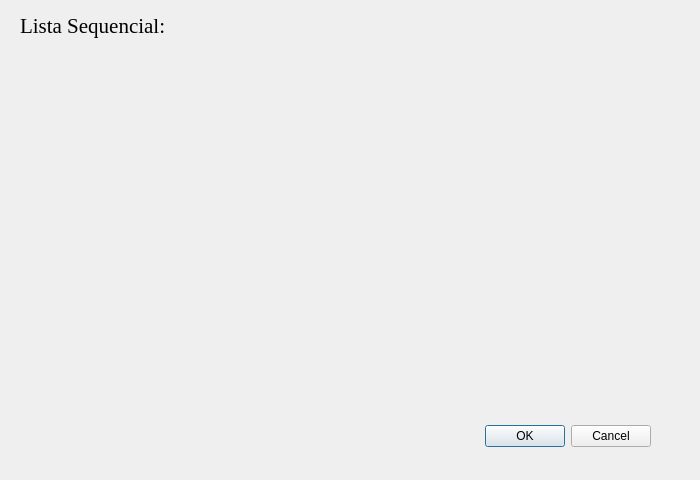
The window that forms/listaseq.ui (Marrquito/ProjetoFinalED) describes before a commit, drawn with Qt 5.
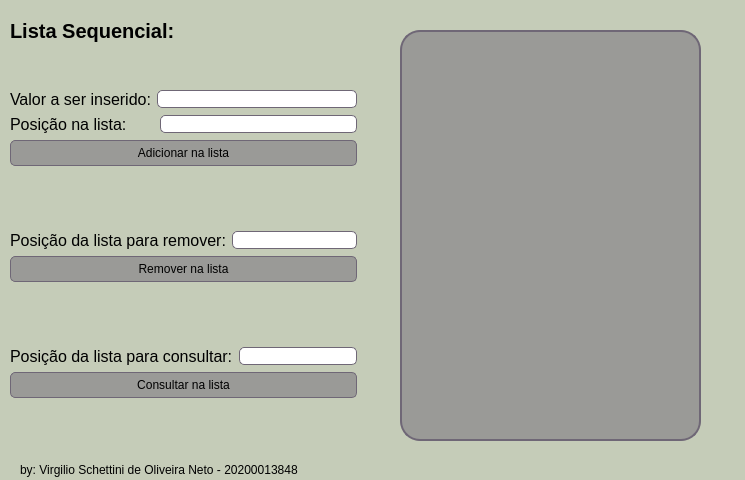
The same window after the commit.

Commit message: lista sequencial implementada

What changed in the file:
```diff
--- a/forms/listaseq.ui
+++ b/forms/listaseq.ui
@@ -6,48 +6,366 @@
    <rect>
     <x>0</x>
     <y>0</y>
-    <width>700</width>
+    <width>745</width>
     <height>480</height>
    </rect>
   </property>
+  <property name="font">
+   <font>
+    <family>MS Sans Serif</family>
+   </font>
+  </property>
+  <property name="mouseTracking">
+   <bool>false</bool>
+  </property>
   <property name="windowTitle">
    <string>Dialog</string>
   </property>
-  <widget class="QDialogButtonBox" name="buttonBox">
+  <property name="styleSheet">
+   <string notr="true">background: #c5ccb8;
+color: #10121c;</string>
+  </property>
+  <widget class="QLabel" name="label_lista">
    <property name="geometry">
     <rect>
-     <x>310</x>
-     <y>420</y>
-     <width>341</width>
-     <height>32</height>
+     <x>400</x>
+     <y>30</y>
+     <width>301</width>
+     <height>411</height>
     </rect>
    </property>
-   <property name="orientation">
-    <enum>Qt::Horizontal</enum>
+   <property name="font">
+    <font>
+     <family>Terminal</family>
+     <pointsize>14</pointsize>
+     <bold>true</bold>
+    </font>
    </property>
-   <property name="standardButtons">
-    <set>QDialogButtonBox::Cancel|QDialogButtonBox::Ok</set>
+   <property name="autoFillBackground">
+    <bool>false</bool>
+   </property>
+   <property name="styleSheet">
+    <string notr="true">background: #9a9a97;
+border:  2px solid #6f6776;
+border-radius: 20px;
+color: #10121c;</string>
+   </property>
+   <property name="text">
+    <string/>
+   </property>
+   <property name="alignment">
+    <set>Qt::AlignCenter</set>
+   </property>
+   <property name="wordWrap">
+    <bool>false</bool>
    </property>
   </widget>
   <widget class="QLabel" name="label">
    <property name="geometry">
     <rect>
-     <x>20</x>
+     <x>10</x>
      <y>10</y>
-     <width>201</width>
-     <height>31</height>
+     <width>261</width>
+     <height>41</height>
     </rect>
    </property>
    <property name="font">
     <font>
-     <family>Times New Roman</family>
-     <pointsize>16</pointsize>
+     <family>MS Sans Serif</family>
+     <pointsize>15</pointsize>
+     <bold>true</bold>
     </font>
    </property>
+   <property name="styleSheet">
+    <string notr="true">color:#000000;</string>
+   </property>
    <property name="text">
     <string>Lista Sequencial:</string>
    </property>
   </widget>
+  <widget class="QLabel" name="label_11">
+   <property name="geometry">
+    <rect>
+     <x>20</x>
+     <y>460</y>
+     <width>461</width>
+     <height>20</height>
+    </rect>
+   </property>
+   <property name="font">
+    <font>
+     <family>MS Sans Serif</family>
+     <pointsize>9</pointsize>
+     <italic>false</italic>
+     <bold>false</bold>
+    </font>
+   </property>
+   <property name="styleSheet">
+    <string notr="true">color: #000000;</string>
+   </property>
+   <property name="text">
+    <string>by: Virgilio Schettini de Oliveira Neto - 20200013848</string>
+   </property>
+  </widget>
+  <widget class="QWidget" name="">
+   <property name="geometry">
+    <rect>
+     <x>10</x>
+     <y>90</y>
+     <width>347</width>
+     <height>308</height>
+    </rect>
+   </property>
+   <layout class="QVBoxLayout" name="verticalLayout_8">
+    <item>
+     <layout class="QVBoxLayout" name="verticalLayout_4">
+      <item>
+       <layout class="QHBoxLayout" name="horizontalLayout_4">
+        <item>
+         <widget class="QLabel" name="label_5">
+          <property name="font">
+           <font>
+            <family>MS Sans Serif</family>
+            <pointsize>12</pointsize>
+            <italic>false</italic>
+            <bold>false</bold>
+           </font>
+          </property>
+          <property name="styleSheet">
+           <string notr="true">color: #000000;</string>
+          </property>
+          <property name="text">
+           <string>Valor a ser inserido:</string>
+          </property>
+         </widget>
+        </item>
+        <item>
+         <widget class="QLineEdit" name="txt_add_valor">
+          <property name="styleSheet">
+           <string notr="true">border: 1px solid #6f6776;
+border-radius: 5px;
+padding: 0 8px;
+outline: none;
+color: #525252;
+background: #ffffff;
+</string>
+          </property>
+         </widget>
+        </item>
+       </layout>
+      </item>
+      <item>
+       <layout class="QHBoxLayout" name="horizontalLayout_5">
+        <item>
+         <widget class="QLabel" name="label_7">
+          <property name="font">
+           <font>
+            <family>MS Sans Serif</family>
+            <pointsize>12</pointsize>
+            <italic>false</italic>
+            <bold>false</bold>
+           </font>
+          </property>
+          <property name="styleSheet">
+           <string notr="true">color: #000000;</string>
+          </property>
+          <property name="text">
+           <string>Posição na lista:      </string>
+          </property>
+         </widget>
+        </item>
+        <item>
+         <widget class="QLineEdit" name="txt_add_pos">
+          <property name="styleSheet">
+           <string notr="true">border: 1px solid #6f6776;
+border-radius: 5px;
+padding: 0 8px;
+outline: none;
+color: #525252;
+background: #ffffff;
+</string>
+          </property>
+         </widget>
+        </item>
+       </layout>
+      </item>
+      <item>
+       <widget class="QPushButton" name="btn_add_lista">
+        <property name="font">
+         <font>
+          <family>MS Sans Serif</family>
+         </font>
+        </property>
+        <property name="cursor">
+         <cursorShape>PointingHandCursor</cursorShape>
+        </property>
+        <property name="styleSheet">
+         <string notr="true">border: 1px solid #6f6776;
+border-radius: 5px;
+padding: 5px;
+outline: none;
+color: #000000;
+background: #9a9a97;</string>
+        </property>
+        <property name="text">
+         <string>Adicionar na lista</string>
+        </property>
+       </widget>
+      </item>
+     </layout>
+    </item>
+    <item>
+     <spacer name="verticalSpacer">
+      <property name="orientation">
+       <enum>Qt::Vertical</enum>
+      </property>
+      <property name="sizeHint" stdset="0">
+       <size>
+        <width>20</width>
+        <height>40</height>
+       </size>
+      </property>
+     </spacer>
+    </item>
+    <item>
+     <layout class="QVBoxLayout" name="verticalLayout_5">
+      <item>
+       <layout class="QHBoxLayout" name="horizontalLayout_6">
+        <item>
+         <widget class="QLabel" name="label_6">
+          <property name="font">
+           <font>
+            <family>MS Sans Serif</family>
+            <pointsize>12</pointsize>
+            <italic>false</italic>
+            <bold>false</bold>
+           </font>
+          </property>
+          <property name="styleSheet">
+           <string notr="true">color: #000000;</string>
+          </property>
+          <property name="text">
+           <string>Posição da lista para remover:</string>
+          </property>
+         </widget>
+        </item>
+        <item>
+         <widget class="QLineEdit" name="txt_rem_pos">
+          <property name="styleSheet">
+           <string notr="true">border: 1px solid #6f6776;
+border-radius: 5px;
+padding: 0 8px;
+outline: none;
+color: #525252;
+background: #ffffff;
+</string>
+          </property>
+         </widget>
+        </item>
+       </layout>
+      </item>
+      <item>
+       <widget class="QPushButton" name="btn_rem_lista">
+        <property name="font">
+         <font>
+          <family>MS Sans Serif</family>
+         </font>
+        </property>
+        <property name="cursor">
+         <cursorShape>PointingHandCursor</cursorShape>
+        </property>
+        <property name="styleSheet">
+         <string notr="true">border: 1px solid #6f6776;
+border-radius: 5px;
+padding: 5px;
+outline: none;
+color: #000000;
+background: #9a9a97;</string>
+        </property>
+        <property name="text">
+         <string>Remover na lista</string>
+        </property>
+       </widget>
+      </item>
+     </layout>
+    </item>
+    <item>
+     <spacer name="verticalSpacer_2">
+      <property name="orientation">
+       <enum>Qt::Vertical</enum>
+      </property>
+      <property name="sizeHint" stdset="0">
+       <size>
+        <width>20</width>
+        <height>40</height>
+       </size>
+      </property>
+     </spacer>
+    </item>
+    <item>
+     <layout class="QVBoxLayout" name="verticalLayout_7">
+      <item>
+       <layout class="QHBoxLayout" name="horizontalLayout_9">
+        <item>
+         <widget class="QLabel" name="label_10">
+          <property name="font">
+           <font>
+            <family>MS Sans Serif</family>
+            <pointsize>12</pointsize>
+            <italic>false</italic>
+            <bold>false</bold>
+           </font>
+          </property>
+          <property name="styleSheet">
+           <string notr="true">color: #000000;</string>
+          </property>
+          <property name="text">
+           <string>Posição da lista para consultar:</string>
+          </property>
+         </widget>
+        </item>
+        <item>
+         <widget class="QLineEdit" name="txt_consulta">
+          <property name="styleSheet">
+           <string notr="true">border: 1px solid #6f6776;
+border-radius: 5px;
+padding: 0 8px;
+outline: none;
+color: #525252;
+background: #ffffff;
+</string>
+          </property>
+         </widget>
+        </item>
+       </layout>
+      </item>
+      <item>
+       <widget class="QPushButton" name="btn_consulta">
+        <property name="font">
+         <font>
+          <family>MS Sans Serif</family>
+         </font>
+        </property>
+        <property name="cursor">
+         <cursorShape>PointingHandCursor</cursorShape>
+        </property>
+        <property name="styleSheet">
+         <string notr="true">border: 1px solid #6f6776;
+border-radius: 5px;
+padding: 5px;
+outline: none;
+color: #000000;
+background: #9a9a97;</string>
+        </property>
+        <property name="text">
+         <string>Consultar na lista</string>
+        </property>
+       </widget>
+      </item>
+     </layout>
+    </item>
+   </layout>
+  </widget>
  </widget>
  <resources/>
  <connections>
```
Left out of the diff: 35 changed lines with no effect on the pictures. The commit also changes 2 other files.
